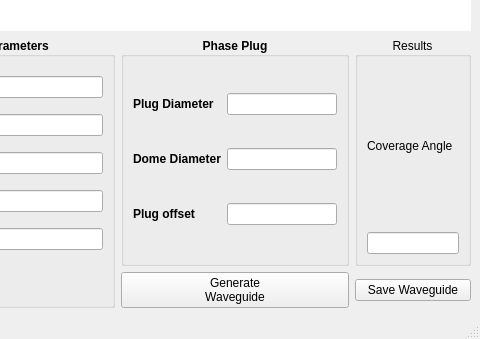
Before: the Qt Designer form mainGUI.ui in garciachristian829/Waveguide-Designer, drawn with Qt 5; both pictures show x 170 to 650 and y 461 to 800 of the 650 by 800 pixel window.
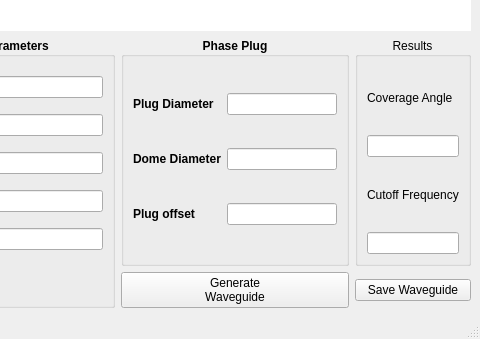
After: the same form once the commit is applied.

Commit message: Fixed matplotlib issue, now working on getting checkbox to hide phase plug option and also working on updating the GUI to reflect QOL features

Patch:
```diff
--- a/mainGUI.ui
+++ b/mainGUI.ui
@@ -1025,15 +1025,33 @@
        <set>Qt::AlignCenter</set>
       </property>
       <layout class="QGridLayout" name="gridLayout_3">
-       <item row="0" column="0">
+       <item row="1" column="0">
         <widget class="QLabel" name="label_9">
          <property name="text">
           <string>Coverage Angle</string>
          </property>
         </widget>
        </item>
-       <item row="1" column="0">
-        <widget class="QLineEdit" name="lineEdit_coverage_angle"/>
+       <item row="2" column="0">
+        <widget class="QLineEdit" name="lineEdit_coverage_angle">
+         <property name="focusPolicy">
+          <enum>Qt::NoFocus</enum>
+         </property>
+        </widget>
+       </item>
+       <item row="4" column="0">
+        <widget class="QLineEdit" name="lineEdit_cutoff_freq">
+         <property name="focusPolicy">
+          <enum>Qt::NoFocus</enum>
+         </property>
+        </widget>
+       </item>
+       <item row="3" column="0">
+        <widget class="QLabel" name="label_10">
+         <property name="text">
+          <string>Cutoff Frequency</string>
+         </property>
+        </widget>
        </item>
       </layout>
      </widget>
```
Left out of the diff: 38 changed lines with no effect on the pictures. The commit also changes 1 other file.
